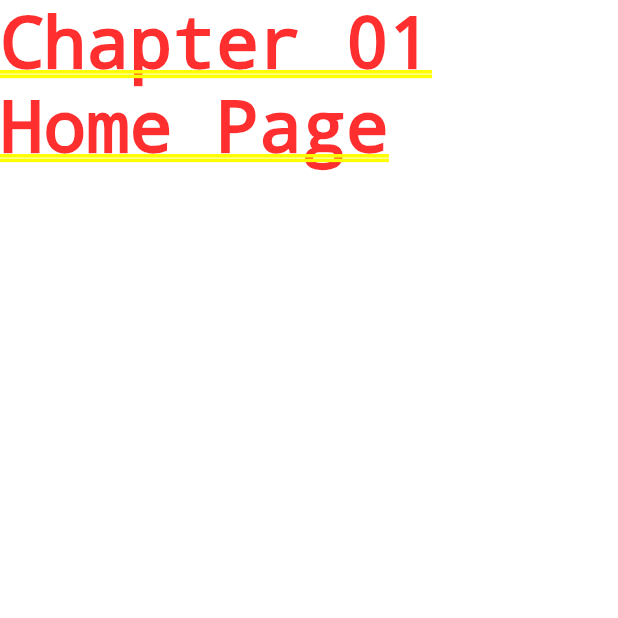
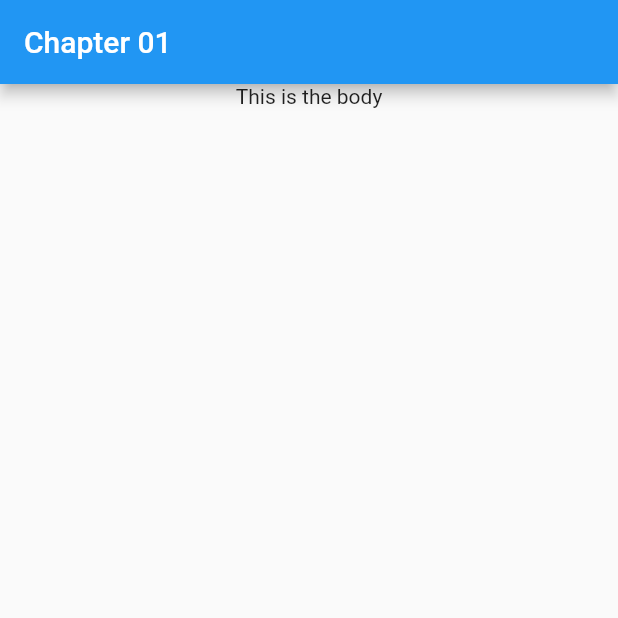
Before and after one commit to maxgdev/packt_cookbook, a Flutter app: the screen it shows after launch, on a phone screen of 412 x 824 dp, the top half of it. Run offline on Flutter 3.47's test engine with Material 2 defaults, Android fonts, the phone set to English and light mode, and no system bars.

Commit message:
Added scafoold for better presentation

```diff
--- a/lib/Chapter01/Chapter01Page.dart
+++ b/lib/Chapter01/Chapter01Page.dart
@@ -4,9 +4,17 @@
 
   @override
   Widget build(BuildContext context) {
-    return Container(
-      child: Text("Chapter 01 Home Page")
-
+    return Scaffold(
+      appBar: AppBar(
+        title: Text("Chapter 01"),
+      ),
+      body: Center(
+        child: Column(
+          children: [
+            Text("This is the body")
+          ],
+        ),
+      ),
     );
   }
 }
```
Also changed, not shown: lib/main.dart (+78 -86 lines).
